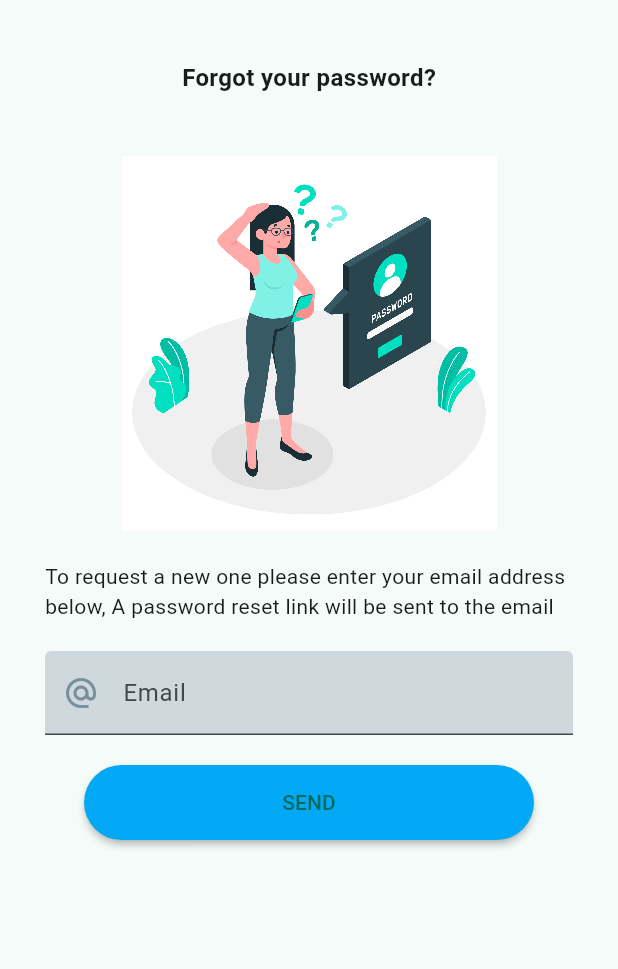
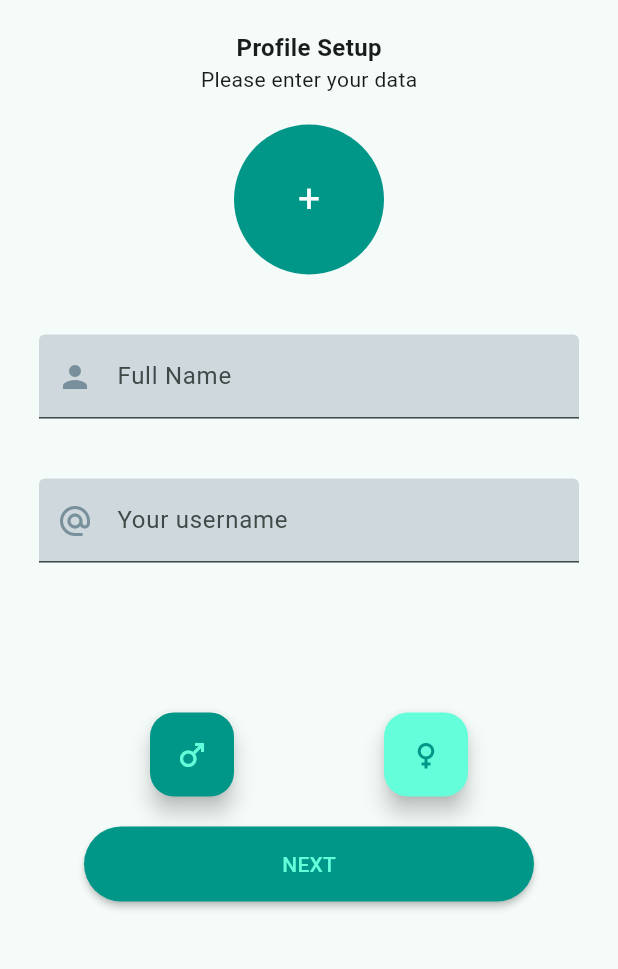
Before and after one commit to mjk22071998/tyamo, a Flutter app: the screen it shows after launch, on a phone screen of 412 x 824 dp, the part 84-1053 px from its top. Run offline on Flutter 3.47's test engine with Material 3 defaults, Android fonts, the light colour scheme and no system bars; drawn by our look-alikes of circular_profile_avatar; our stand-ins replace rounded_loading_button_plus.

Commit message:
profile setup almost complete

```diff
--- a/lib/main.dart
+++ b/lib/main.dart
@@ -1,7 +1,5 @@
 import 'package:flutter/material.dart';
-import 'package:tyamo/views/auth/forgot_password.dart';
-import 'package:tyamo/views/auth/login.dart';
-import 'package:tyamo/views/auth/register.dart';
+import 'package:tyamo/views/profile_setup/profile_setup.dart';
 
 void main() {
   runApp(const MyApp());
@@ -18,7 +16,7 @@ class MyApp extends StatelessWidget {
         colorScheme: ColorScheme.fromSeed(seedColor: Colors.teal),
         useMaterial3: true,
       ),
-      home: const ForgotPassword(),
+      home: const ProfileSetup(),
     );
   }
 }
--- a/lib/views/auth/forgot_password.dart
+++ b/lib/views/auth/forgot_password.dart
@@ -63,10 +63,14 @@ class ForgotPassword extends StatelessWidget {
               ),
               RoundedLoadingButton(
                 controller: _btnController,
+                color: Colors.teal,
                 onPressed: () {
                   success();
                 },
-                child: const Text("SEND"),
+                child: const Text(
+                  "SEND",
+                  style: TextStyle(color: Colors.tealAccent),
+                ),
               )
             ],
           ),
--- /dev/null
+++ b/lib/views/profile_setup/profile_setup.dart
@@ -0,0 +1,140 @@
+import 'dart:async';
+
+import 'package:circular_profile_avatar/circular_profile_avatar.dart';
+import 'package:flutter/material.dart';
+import 'package:rounded_loading_button_plus/rounded_loading_button.dart';
+import 'package:tyamo/views/widgets/appbar.dart';
+import 'package:tyamo/views/widgets/heading.dart';
+import 'package:tyamo/views/widgets/textfield.dart';
+
+class ProfileSetup extends StatefulWidget {
+  const ProfileSetup({super.key});
+
+  @override
+  State<ProfileSetup> createState() => _ProfileSetupState();
+}
+
+class _ProfileSetupState extends State<ProfileSetup> {
+  final RoundedLoadingButtonController _btnController =
+      RoundedLoadingButtonController();
+  bool male = true;
+
+  void success() {
+    Timer(const Duration(seconds: 3), () {
+      _btnController.success();
+      reset();
+    });
+  }
+
+  void reset() {
+    Timer(const Duration(seconds: 3), () {
+      _btnController.reset();
+    });
+  }
+
+  @override
+  Widget build(BuildContext context) {
+    return Scaffold(
+      appBar: getAppBar(context: context),
+      body: Center(
+        child: Column(
+          children: [
+            const SizedBox(
+              height: 20,
+            ),
+            const Heading(
+              mainText: "Profile Setup",
+              subText: "Please enter your data",
+            ),
+            const SizedBox(
+              height: 20,
+            ),
+            CircularProfileAvatar(
+              "",
+              initialsText: const Text(
+                "+",
+                style: TextStyle(
+                  fontSize: 26,
+                  color: Colors.white,
+                ),
+              ),
+              backgroundColor: Colors.teal,
+            ),
+            const SizedBox(
+              height: 40,
+            ),
+            const Padding(
+              padding: EdgeInsets.symmetric(horizontal: 26),
+              child: MyTextField(
+                label: "Full Name",
+                obscureText: false,
+                inputType: TextInputType.name,
+                icon: Icons.person,
+              ),
+            ),
+            const SizedBox(
+              height: 40,
+            ),
+            const Padding(
+              padding: EdgeInsets.symmetric(horizontal: 26),
+              child: MyTextField(
+                label: "Your username",
+                obscureText: false,
+                inputType: TextInputType.text,
+                icon: Icons.alternate_email,
+              ),
+            ),
+            const SizedBox(
+              height: 100,
+            ),
+            Row(
+              mainAxisAlignment: MainAxisAlignment.spaceEvenly,
+              children: [
+                FloatingActionButton(
+                  onPressed: () {
+                    setState(() {
+                      male = true;
+                    });
+                  },
+                  tooltip: "Male",
+                  backgroundColor: male ? Colors.teal : Colors.tealAccent,
+                  child: Icon(
+                    Icons.male,
+                    color: male ? Colors.tealAccent : Colors.teal,
+                  ),
+                ),
+                FloatingActionButton(
+                  onPressed: () {
+                    setState(() {
+                      male = false;
+                    });
+                  },
+                  tooltip: "Female",
+                  backgroundColor: !male ? Colors.teal : Colors.tealAccent,
+                  child: Icon(
+                    Icons.female,
+                    color: !male ? Colors.tealAccent : Colors.teal,
+                  ),
+                ),
+              ],
+            ),
+            const SizedBox(
+              height: 20,
+            ),
+            RoundedLoadingButton(
+              controller: _btnController,
+              color: Colors.teal,
+              onPressed: () {
+                success();
+              },
+              child: const Text(
+                "NEXT",
+                style: TextStyle(color: Colors.tealAccent),
+              ),
+            )
+          ],
+        ),
+      ),
+    );
+  }
+}
--- a/pubspec.yaml
+++ b/pubspec.yaml
@@ -36,6 +36,7 @@ dependencies:
   # Use with the CupertinoIcons class for iOS style icons.
   cupertino_icons: ^1.0.2
   rounded_loading_button_plus: ^3.0.1
+  circular_profile_avatar: ^2.0.5
 
 dev_dependencies:
   flutter_test:
```
Also changed, not shown: pubspec.lock, 1 other file.
